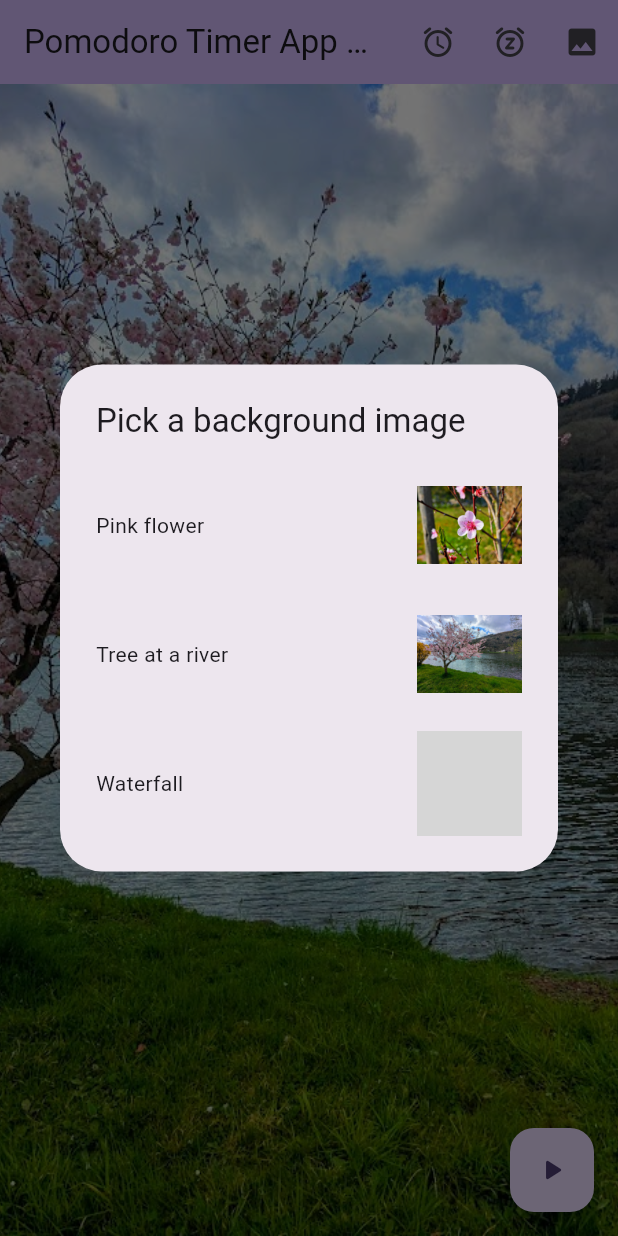
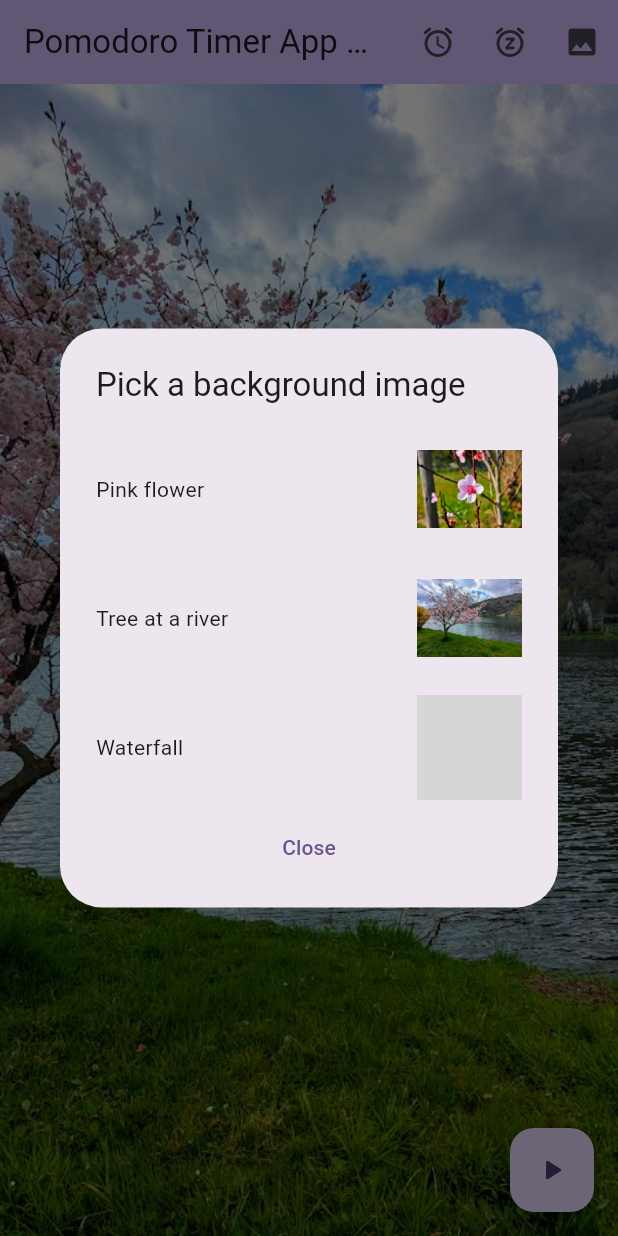
Before and after one commit to ReadingOwl3000/fl_studyapp, a Flutter app: the screen it shows after launch, after a tap on the "image" icon, on a phone screen of 412 x 824 dp. Run offline on Flutter 3.47's test engine with Material 3 defaults, Android fonts, the phone set to English and light mode, and no system bars; our stand-ins replace audioplayers, shared_preferences, wakelock_plus; grey boxes are pictures that could not be loaded.

Commit message:
update background image using image dialog

```diff
--- a/lib/Pages/image_dialog.dart
+++ b/lib/Pages/image_dialog.dart
@@ -1,5 +1,9 @@
+import 'dart:async';
+
 import 'package:flutter/material.dart';
 import 'package:fl_studyapp/main.dart';
+import 'package:fl_studyapp/timer.dart';
+import 'package:provider/provider.dart';
 
 class ImageDialog extends StatelessWidget {
   const ImageDialog({super.key});
@@ -7,6 +11,8 @@ class ImageDialog extends StatelessWidget {
     context: navigatorKey.currentContext!,
     builder: (_) => ImageDialog(),
   );
+
+  static var currentImage = AssetImage("assets/flower_tree.jpg");
 
   Widget imageOption(title, image) {
     return SimpleDialogOption(
@@ -24,7 +30,11 @@ class ImageDialog extends StatelessWidget {
         ],
       ),
       onPressed: () {
-        print("click");
+        currentImage = image;
+        Provider.of<StudyTimer>(
+          listen: false,
+          navigatorKey.currentContext!,
+        ).notify();
       },
     );
   }
@@ -37,6 +47,10 @@ class ImageDialog extends StatelessWidget {
         imageOption("Pink flower", AssetImage("assets/image_flower.jpg")),
         imageOption("Tree at a river", AssetImage("assets/flower_tree.jpg")),
         imageOption("Waterfall", AssetImage("assets/waterfall.jpg")),
+        TextButton(
+          onPressed: () => Navigator.of(context).pop(),
+          child: Text("Close"),
+        ),
       ],
     );
   }
--- a/lib/main.dart
+++ b/lib/main.dart
@@ -98,7 +98,7 @@ class MyHomePageState extends State<MyHomePage> {
       body: Container(
         decoration: BoxDecoration(
           image: DecorationImage(
-            image: AssetImage("assets/flower_tree.jpg"),
+            image: ImageDialog.currentImage,
             fit: BoxFit.cover,
           ),
         ),
```
